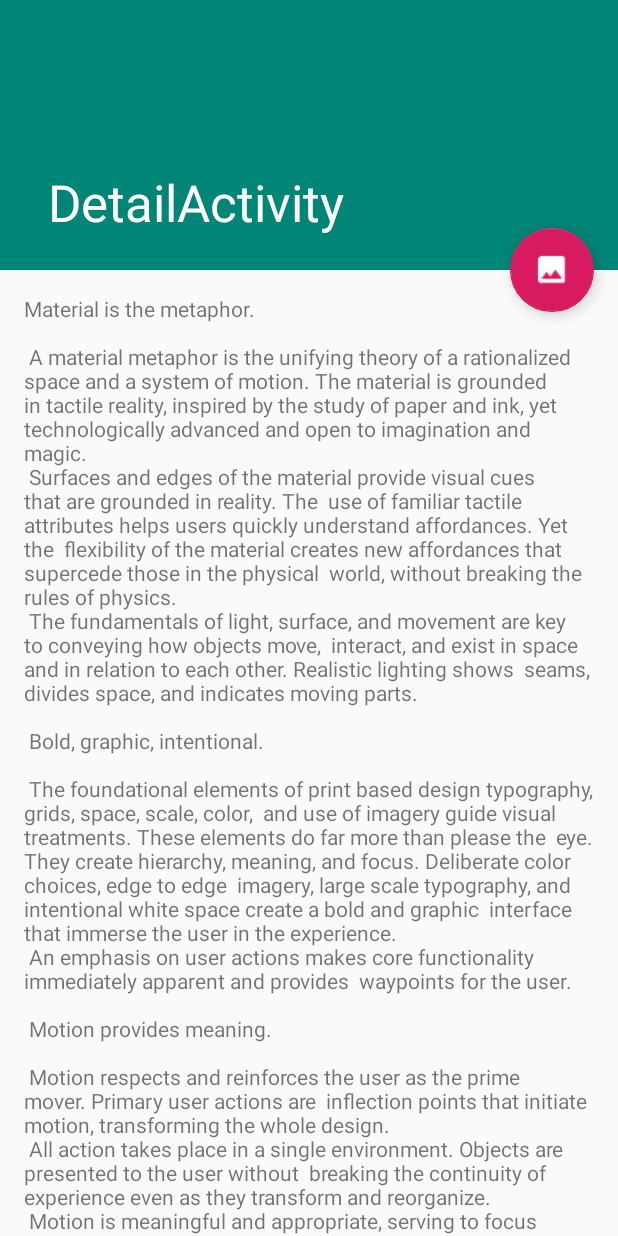
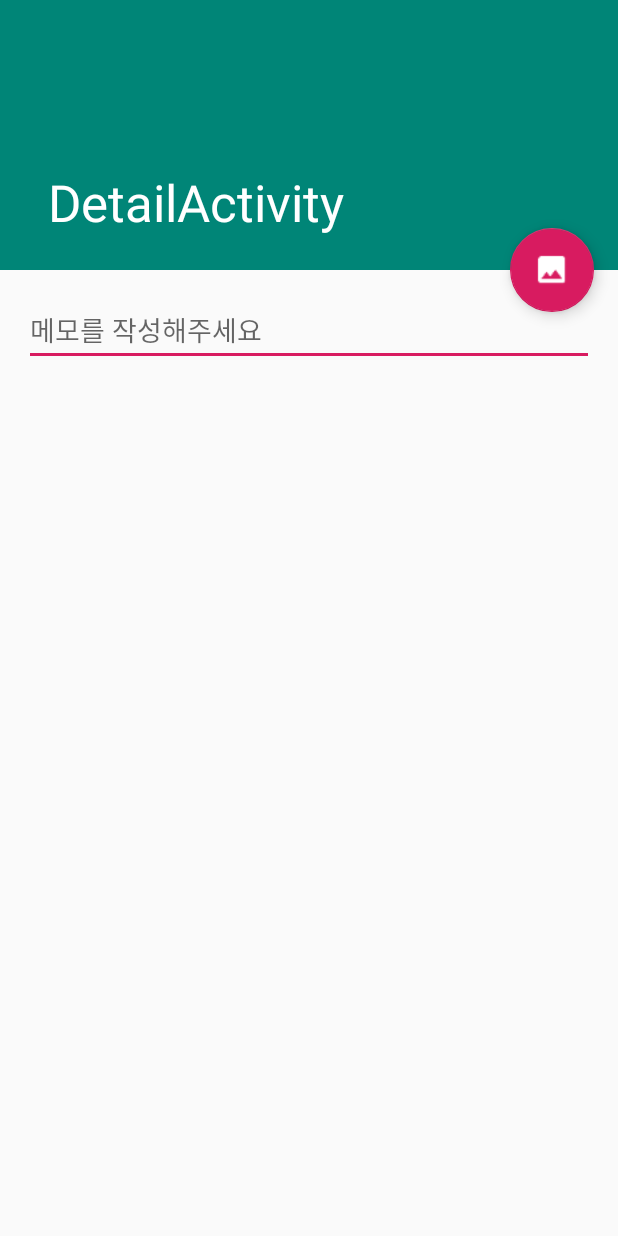
Before and after one commit to mbkim95/DailyMemo-tutorial, an Android app: the DetailActivity screen opened directly, with no data from a screen before it, on a phone screen of 412 x 824 dp. Run offline under Robolectric (Android 15) with nearby library versions, the phone set to English and light mode, and no system bars.

Commit message:
Fix content_detail.xml

```diff
--- a/app/src/main/res/layout/content_detail.xml
+++ b/app/src/main/res/layout/content_detail.xml
@@ -8,10 +8,11 @@
     tools:context=".DetailActivity"
     tools:showIn="@layout/activity_detail">
 
-    <TextView
-        android:layout_width="wrap_content"
+    <EditText
+        android:id="@+id/contentEdit"
+        android:layout_width="match_parent"
         android:layout_height="wrap_content"
         android:layout_margin="@dimen/text_margin"
-        android:text="@string/large_text" />
+        android:hint="메모를 작성해주세요"/>
 
 </androidx.core.widget.NestedScrollView>
```
